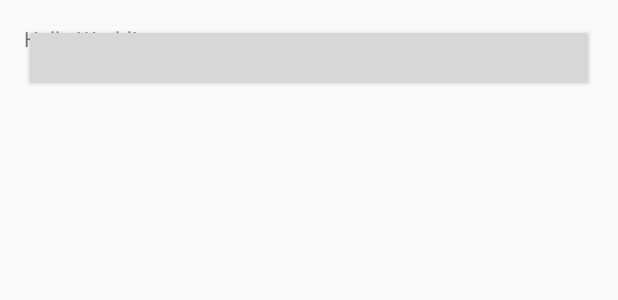
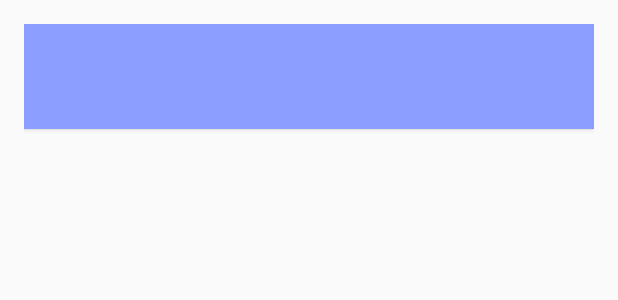
Before and after one commit to rajan5787/TechSmith, an Android app: the layout activity_main.xml on its own in the app's theme, with its tools: preview values and no code run, on a phone screen of 412 x 824 dp. Shown: the top 300 px of the screen. Run offline under Robolectric (Android 15) with nearby library versions, the phone set to English and light mode, and no system bars.

Commit message:
some error

```diff
--- a/app/src/main/java/com/example/rajan/techsmith/MainActivity.java
+++ b/app/src/main/java/com/example/rajan/techsmith/MainActivity.java
@@ -12,7 +12,7 @@ Button b;
     protected void onCreate(Bundle savedInstanceState) {
         super.onCreate(savedInstanceState);
         setContentView(R.layout.activity_main);
-        b = (Button)findViewById(R.id.button);
+        b = (Button)findViewById(R.id.button_b);
         b.setOnClickListener(new View.OnClickListener() {
             @Override
             public void onClick(View v) {
--- a/app/src/main/res/layout/activity_main.xml
+++ b/app/src/main/res/layout/activity_main.xml
@@ -9,12 +9,12 @@
     android:paddingTop="@dimen/activity_vertical_margin"
     tools:context="com.example.rajan.techsmith.MainActivity">
 
-    <TextView
-        android:layout_width="wrap_content"
-        android:layout_height="wrap_content"
-        android:text="Hello World!" />
+
+
     <Button
         android:layout_width="match_parent"
-        android:layout_height="45dp"
-        android:id="@+id/button"/>
+        android:id="@+id/button_b"
+        android:layout_height="70dp"
+        style="@style/mainscreenButton"
+        />
 </RelativeLayout>
--- a/app/src/main/res/values/colors.xml
+++ b/app/src/main/res/values/colors.xml
@@ -10,5 +10,6 @@
     <color name="primary_dark">#303F9F</color>
     <color name="accent">#F50056</color>
     <color name="text_primary">#FFFFFF</color>
-    <color name="bkg_card">#8C9EFF</color>
+    <color name="buttonColor">#8C9EFF</color>
+
 </resources>
--- a/app/src/main/res/values/styles.xml
+++ b/app/src/main/res/values/styles.xml
@@ -8,4 +8,11 @@
         <item name="colorAccent">@color/colorAccent</item>
     </style>
 
+    <style name="mainscreenButton" parent="Widget.AppCompat.Button.Colored">
+        <item name="colorButtonNormal">@color/buttonColor</item>
+        <item name="android:background">@color/buttonColor</item>
+        <item name="android:textSize">18sp</item>
+        <item name="android:textColor">@color/white</item>
+        <item name="android:layout_gravity">center</item>
+    </style>
 </resources>
```
Also changed, not shown: app/src/main/java/com/example/rajan/techsmith/AttendaceList.java (+7 -8 lines), app/src/main/res/layout/button.xml (+6 -1 lines).
